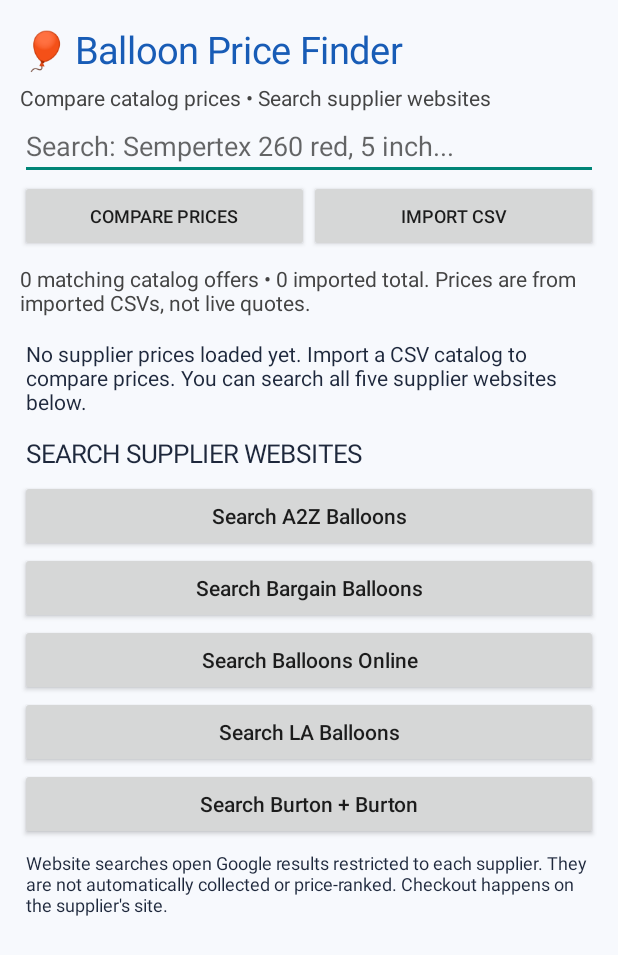
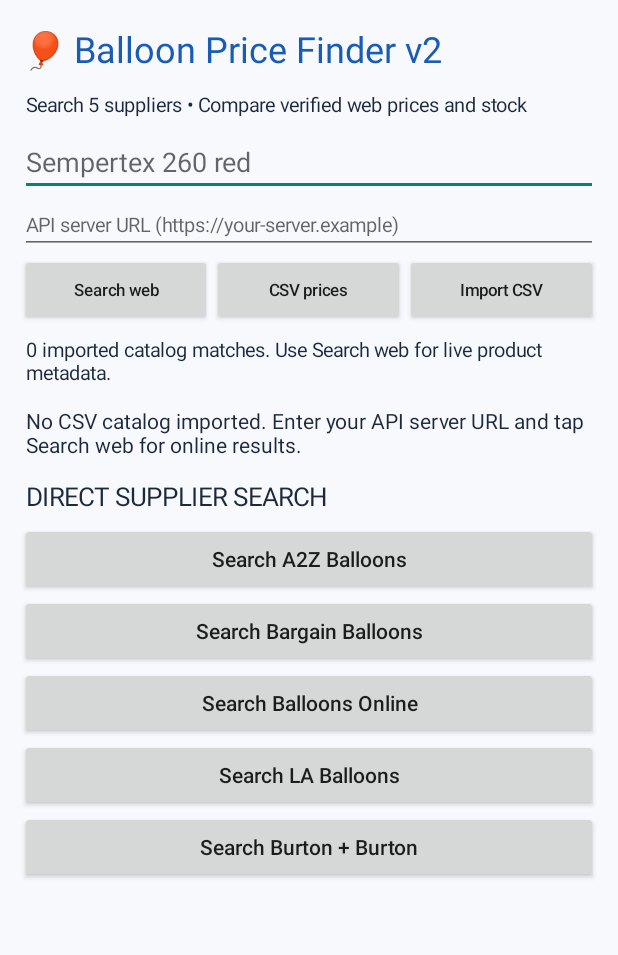
Before and after one commit to 82gtstang/BalloonSupplies, an Android app: the screen it shows after launch (MainActivity), after a tap on an icon or button, on a phone screen of 412 x 824 dp. Shown: the top 955 px of the screen. Run offline under Robolectric (Android 15) with nearby library versions, the phone set to English and light mode, and no system bars.

Commit message:
Add in-app web search, pricing and stock results UI

```diff
--- a/app/src/main/java/com/happybrushes/balloonfinder/MainActivity.kt
+++ b/app/src/main/java/com/happybrushes/balloonfinder/MainActivity.kt
@@ -7,6 +7,9 @@ import android.net.Uri
 import android.graphics.Color
 import android.view.View
 import android.widget.*
+import org.json.JSONObject
+import java.net.HttpURLConnection
+import java.net.URL
 import java.net.URLEncoder
 import java.util.Locale
 
@@ -23,23 +26,35 @@ class MainActivity : Activity() {
     )
     private val offers = mutableListOf<Offer>()
     private lateinit var search: EditText
+    private lateinit var apiUrl: EditText
     private lateinit var results: LinearLayout
     private lateinit var summary: TextView
     private val blue = Color.rgb(24, 92, 182)
+
     override fun onCreate(savedInstanceState: Bundle?) {
         super.onCreate(savedInstanceState)
         val root = LinearLayout(this).apply { orientation = LinearLayout.VERTICAL; setPadding(20, 24, 20, 12); setBackgroundColor(Color.rgb(247,249,253)) }
-        val title = TextView(this).apply { text = "🎈 Balloon Price Finder"; textSize = 25f; setTextColor(blue); setPadding(0,0,0,8) }
-        root.addView(title)
-        root.addView(TextView(this).apply { text = "Compare catalog prices • Search supplier websites"; textSize = 14f; setTextColor(Color.DKGRAY) })
-        search = EditText(this).apply { hint = "Search: Sempertex 260 red, 5 inch..."; setSingleLine(true) }
+        root.addView(TextView(this).apply { text = "🎈 Balloon Price Finder v2"; textSize = 24f; setTextColor(blue); setPadding(0,0,0,8) })
+        root.addView(label("Search 5 suppliers • Compare verified web prices and stock", 13f))
+        search = EditText(this).apply { hint = "Sempertex 260 red"; setSingleLine(true) }
         root.addView(search)
+        apiUrl = EditText(this).apply {
+            hint = "API server URL (https://your-server.example)"
+            setSingleLine(true)
+            setText(getPreferences(MODE_PRIVATE).getString("api_url", ""))
+            textSize = 13f
+        }
+        root.addView(apiUrl)
         val actions = LinearLayout(this).apply { orientation = LinearLayout.HORIZONTAL }
-        fun action(label: String, click: () -> Unit) { val b = Button(this).apply { text = label; textSize = 12f; setOnClickListener { click() } }; actions.addView(b, LinearLayout.LayoutParams(0, LinearLayout.LayoutParams.WRAP_CONTENT, 1f)) }
-        action("Compare prices") { renderOffers() }
+        fun action(label: String, click: () -> Unit) {
+            actions.addView(Button(this).apply { text = label; textSize = 11f; isAllCaps = false; setOnClickListener { click() } },
+                LinearLayout.LayoutParams(0, LinearLayout.LayoutParams.WRAP_CONTENT, 1f))
+        }
+        action("Search web") { searchWeb() }
+        action("CSV prices") { renderOffers() }
         action("Import CSV") { startActivityForResult(Intent(Intent.ACTION_OPEN_DOCUMENT).apply { addCategory(Intent.CATEGORY_OPENABLE); type = "*/*" }, 42) }
         root.addView(actions)
-        summary = TextView(this).apply { textSize = 14f; setPadding(0,12,0,12); setTextColor(Color.DKGRAY) }
+        summary = label("", 13f)
         root.addView(summary)
         val scroll = ScrollView(this)
         results = LinearLayout(this).apply { orientation = LinearLayout.VERTICAL }
@@ -48,32 +63,94 @@ class MainActivity : Activity() {
         setContentView(root)
         renderOffers()
     }
-    private fun label(text: String, size: Float = 16f): TextView = TextView(this).apply { this.text = text; textSize = size; setTextColor(Color.rgb(30,40,60)); setPadding(6,10,6,10) }
-    private fun open(url: String) { try { startActivity(Intent(Intent.ACTION_VIEW, Uri.parse(url))) } catch (e: Exception) { Toast.makeText(this, "Cannot open link", Toast.LENGTH_SHORT).show() } }
-    private fun renderOffers() {
+    private fun label(value: String, size: Float = 16f): TextView = TextView(this).apply {
+        text = value; textSize = size; setTextColor(Color.rgb(30,40,60)); setPadding(6,10,6,10)
+    }
+    private fun open(url: String) {
+        if (!url.startsWith("https://")) return
+        try { startActivity(Intent(Intent.ACTION_VIEW, Uri.parse(url))) }
+        catch (_: Exception) { Toast.makeText(this, "Cannot open product", Toast.LENGTH_SHORT).show() }
+    }
+    private fun searchWeb() {
+        val q = search.text.toString().trim()
+        if (q.length < 2) { Toast.makeText(this, "Enter a balloon name", Toast.LENGTH_SHORT).show(); return }
+        val base = apiUrl.text.toString().trim().trimEnd('/')
+        if (!base.startsWith("https://")) {
+            summary.text = "Enter your deployed HTTPS API address above. See api/README.md for setup."
+            return
+        }
+        getPreferences(MODE_PRIVATE).edit().putString("api_url", base).apply()
+        summary.text = "Searching supplier websites…"
         results.removeAllViews()
-        val query = search.text.toString().trim()
-        val terms = query.lowercase(Locale.US).split(Regex("\\s+")).filter { it.isNotBlank() }
-        val matched = offers.filter { o -> val hay = "${o.supplier} ${o.name} ${o.brand} ${o.size} ${o.color}".lowercase(Locale.US); terms.all { hay.contains(it) } }.sortedBy { it.unitPrice }
-        summary.text = "${matched.size} matching catalog offers • ${offers.size} imported total. Prices are from imported CSVs, not live quotes."
-        if (offers.isEmpty()) results.addView(label("No supplier prices loaded yet. Import a CSV catalog to compare prices. You can search all five supplier websites below.", 14f))
-        else if (matched.isEmpty()) results.addView(label("No matching imported offers. Try fewer keywords or search supplier websites below.", 14f))
-        matched.forEach { o ->
+        Thread {
+            try {
+                val endpoint = URL(base + "/search?q=" + URLEncoder.encode(q, "UTF-8"))
+                val connection = endpoint.openConnection() as HttpURLConnection
+                connection.connectTimeout = 15000
+                connection.readTimeout = 45000
+                try {
+                    val status = connection.responseCode
+                    val stream = if (status in 200..299) connection.inputStream else connection.errorStream
+                    val body = stream?.bufferedReader()?.use { it.readText() } ?: ""
+                    if (status !in 200..299) throw IllegalStateException("API HTTP " + status + ": " + body.take(220))
+                    val data = JSONObject(body)
+                    runOnUiThread { renderWebResults(data) }
+                } finally { connection.disconnect() }
+            } catch (e: Exception) {
+                runOnUiThread { summary.text = "Search failed: " + (e.message ?: "Network error"); results.addView(label("Check the API URL, server configuration, and internet connection.", 13f)) }
+            }
+        }.start()
+    }
+    private fun renderWebResults(data: JSONObject) {
+        results.removeAllViews()
+        val items = data.optJSONArray("results")
+        val count = items?.length() ?: 0
+        summary.text = count.toString() + " web matches. Prices and stock shown only when verified on product pages."
+        if (count == 0) results.addView(label("No products found. Try another balloon description.", 14f))
+        for (i in 0 until count) {
+            val item = items!!.optJSONObject(i) ?: continue
+            val supplier = item.optString("supplier")
+            val name = item.optString("name")
+            val price = if (item.isNull("price")) null else item.optString("price").takeIf { it.isNotBlank() }
+            val currency = item.optString("currency", "USD")
+            val stock = when (item.optString("stock")) {
+                "in_stock" -> "In stock"
+                "out_of_stock" -> "Out of stock"
+                else -> "Stock unknown"
+            }
+            val priceText = if (price == null) "Price unavailable" else price + " " + currency
             val card = LinearLayout(this).apply { orientation = LinearLayout.VERTICAL; setPadding(14,12,14,12); setBackgroundColor(Color.WHITE) }
-            card.addView(label("${o.name} — ${o.supplier}", 17f))
-            card.addView(label("${o.brand} • ${o.size} • ${o.color}\n${o.quantity} pcs • $${"%.2f".format(Locale.US,o.price)} / bag • $${"%.4f".format(Locale.US,o.unitPrice)} each", 14f))
-            if (o.url.startsWith("https://")) card.addView(Button(this).apply { text = "View product / order"; setOnClickListener { open(o.url) } })
+            card.addView(label(name, 17f))
+            card.addView(label(supplier + " • " + priceText + " • " + stock, 14f))
+            card.addView(Button(this).apply { text = "View product / order"; isAllCaps = false; setOnClickListener { open(item.optString("url")) } })
             results.addView(card)
             results.addView(View(this).apply { setBackgroundColor(Color.rgb(230,234,242)) }, LinearLayout.LayoutParams(-1, 6))
         }
-        results.addView(label("SEARCH SUPPLIER WEBSITES", 17f))
+        val errors = data.optJSONArray("errors")
+        if (errors != null && errors.length() > 0) results.addView(label("Some suppliers could not be searched. Results may be incomplete.", 13f))
+    }
+    private fun renderOffers() {
+        results.removeAllViews()
+        val terms = search.text.toString().trim().lowercase(Locale.US).split(Regex("\\s+")).filter { it.isNotBlank() }
+        val matched = offers.filter { o ->
+            val hay = (o.supplier + " " + o.name + " " + o.brand + " " + o.size + " " + o.color).lowercase(Locale.US)
+            terms.all { hay.contains(it) }
+        }.sortedBy { it.unitPrice }
+        summary.text = matched.size.toString() + " imported catalog matches. Use Search web for live product metadata."
+        if (offers.isEmpty()) results.addView(label("No CSV catalog imported. Enter your API server URL and tap Search web for online results.", 14f))
+        matched.forEach { o ->
+            val card = LinearLayout(this).apply { orientation = LinearLayout.VERTICAL; setPadding(14,12,14,12); setBackgroundColor(Color.WHITE) }
+            card.addView(label(o.name + " — " + o.supplier, 17f))
+            card.addView(label(o.brand + " • " + o.size + " • " + o.color + "\n" + o.quantity + " pcs • $" + "%.2f".format(Locale.US,o.price) + " / bag • $" + "%.4f".format(Locale.US,o.unitPrice) + " each", 14f))
+            if (o.url.startsWith("https://")) card.addView(Button(this).apply { text = "View product / order"; setOnClickListener { open(o.url) } })
+            results.addView(card)
+        }
+        results.addView(label("DIRECT SUPPLIER SEARCH", 17f))
         suppliers.forEach { (name, domain) ->
-            results.addView(Button(this).apply { text = "Search $name"; isAllCaps = false; setOnClickListener {
-                val q = URLEncoder.encode("site:$domain $query balloons", "UTF-8")
-                open("https://www.google.com/search?q=$q")
+            results.addView(Button(this).apply { text = "Search " + name; isAllCaps = false; setOnClickListener {
+                open("https://www.google.com/search?q=" + URLEncoder.encode("site:" + domain + " " + search.text.toString() + " balloons", "UTF-8"))
             } })
         }
-        results.addView(label("Website searches open Google results restricted to each supplier. They are not automatically collected or price-ranked. Checkout happens on the supplier's site.", 12f))
     }
     @Deprecated("Legacy activity result used to keep project dependency-free")
     override fun onActivityResult(requestCode: Int, resultCode: Int, data: Intent?) {
@@ -86,7 +163,7 @@ class MainActivity : Activity() {
             require(lines.isNotEmpty()) { "CSV is empty" }
             val headers = parseCsv(lines.first()).map { it.trim().lowercase(Locale.US).removePrefix("\uFEFF") }
             val required = listOf("supplier", "name", "brand", "size", "color", "quantity", "price", "url")
-            require(required.all { it in headers }) { "Missing headers. Required: ${required.joinToString()}" }
+            require(required.all { it in headers }) { "Missing headers" }
             var count = 0
             lines.drop(1).forEach { line ->
                 try {
@@ -97,13 +174,13 @@ class MainActivity : Activity() {
                     require(quantity > 0 && price >= 0 && price.isFinite())
                     val url = col("url")
                     require(url.isEmpty() || url.startsWith("https://"))
-                    offers.add(Offer(col("supplier"),col("name"),col("brand"),col("size"),col("color"),quantity,price,url))
+                    offers.add(Offer(col("supplier"), col("name"), col("brand"), col("size"), col("color"), quantity, price, url))
                     count++
-                } catch (_: Exception) { }
+                } catch (_: Exception) {}
             }
-            Toast.makeText(this, "Imported $count offers", Toast.LENGTH_LONG).show()
+            Toast.makeText(this, "Imported " + count + " offers", Toast.LENGTH_LONG).show()
             renderOffers()
-        } catch (e: Exception) { Toast.makeText(this, "CSV import failed: ${e.message}", Toast.LENGTH_LONG).show() }
+        } catch (e: Exception) { Toast.makeText(this, "CSV import failed: " + e.message, Toast.LENGTH_LONG).show() }
     }
     private fun parseCsv(line: String): List<String> {
         val fields = mutableListOf<String>(); val value = StringBuilder(); var quoted = false; var i = 0
```
